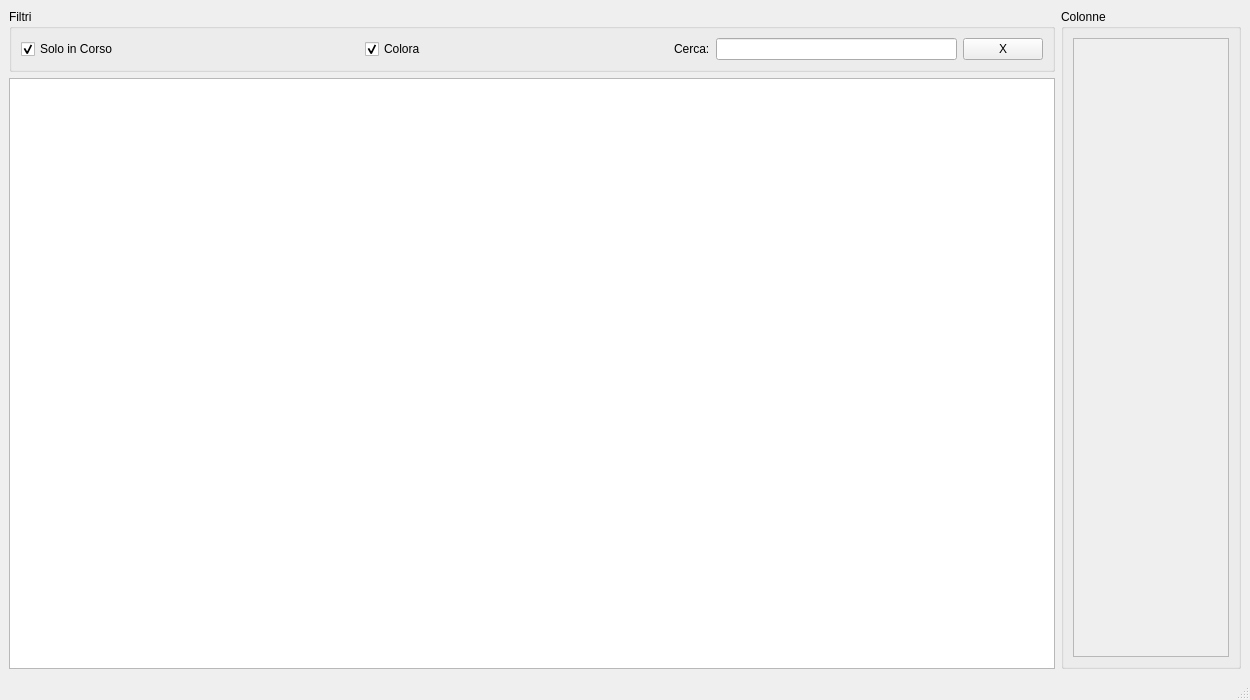
tarateo78/Praticometro, file mainwindow.ui: the form before one commit.
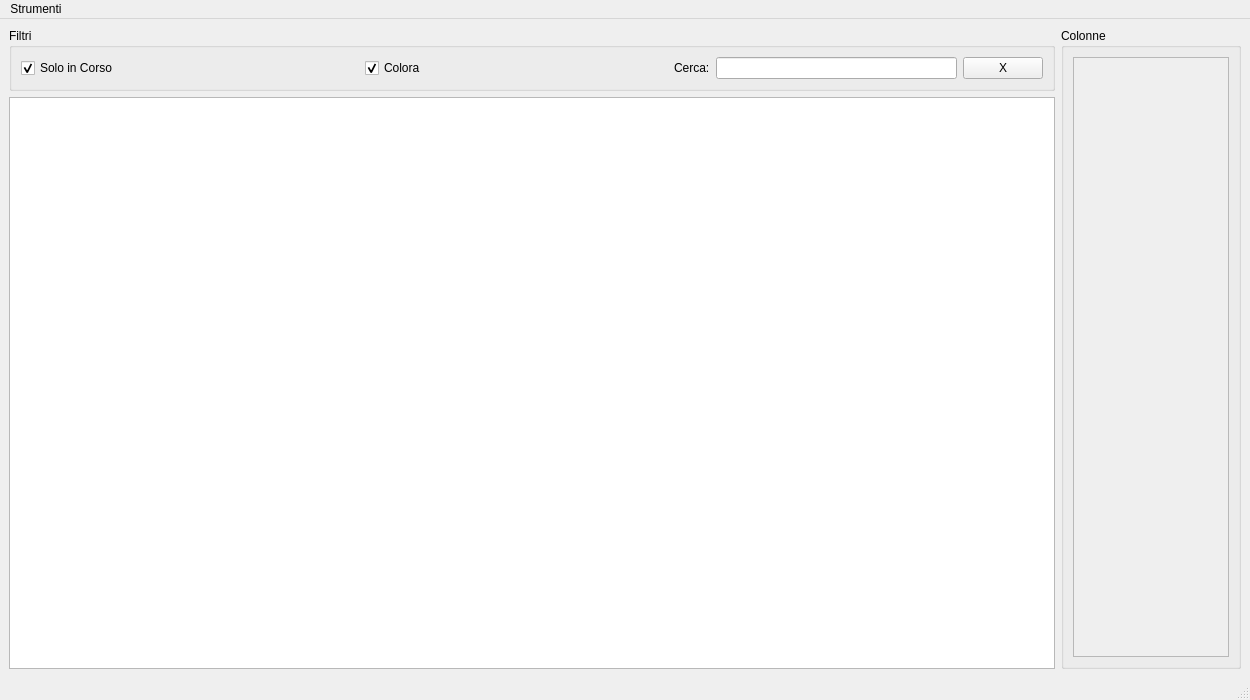
The form after the commit.

```diff
--- a/mainwindow.ui
+++ b/mainwindow.ui
@@ -100,6 +100,9 @@
           <property name="selectionBehavior">
            <enum>QAbstractItemView::SelectRows</enum>
           </property>
+          <property name="sortingEnabled">
+           <bool>true</bool>
+          </property>
          </widget>
         </item>
        </layout>
@@ -132,8 +135,8 @@
              <rect>
               <x>0</x>
               <y>0</y>
-              <width>158</width>
-              <height>599</height>
+              <width>154</width>
+              <height>579</height>
              </rect>
             </property>
             <layout class="QVBoxLayout" name="verticalLayout_2">
@@ -157,9 +160,17 @@
      <x>0</x>
      <y>0</y>
      <width>1250</width>
-     <height>22</height>
+     <height>26</height>
     </rect>
    </property>
+   <widget class="QMenu" name="menuStrumenti">
+    <property name="title">
+     <string>Strumenti</string>
+    </property>
+    <addaction name="actionGestione_Stato_Pratiche"/>
+    <addaction name="actionCartella_Progetti"/>
+   </widget>
+   <addaction name="menuStrumenti"/>
   </widget>
   <widget class="QStatusBar" name="statusbar"/>
  </widget>
```
Left out of the diff: 12 changed lines with no effect on the pictures.
